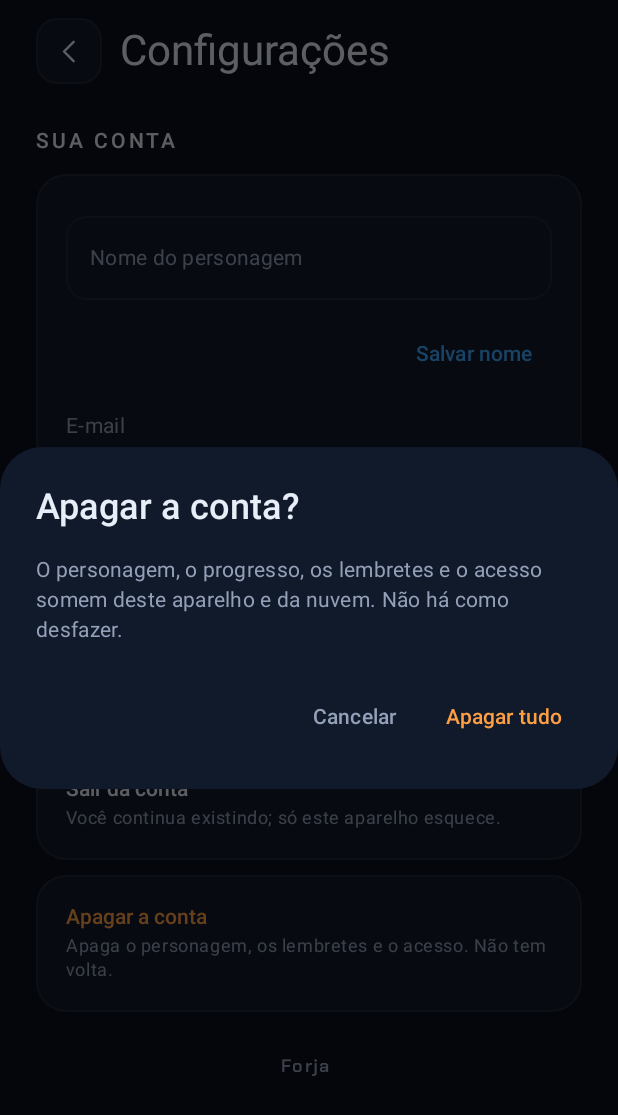
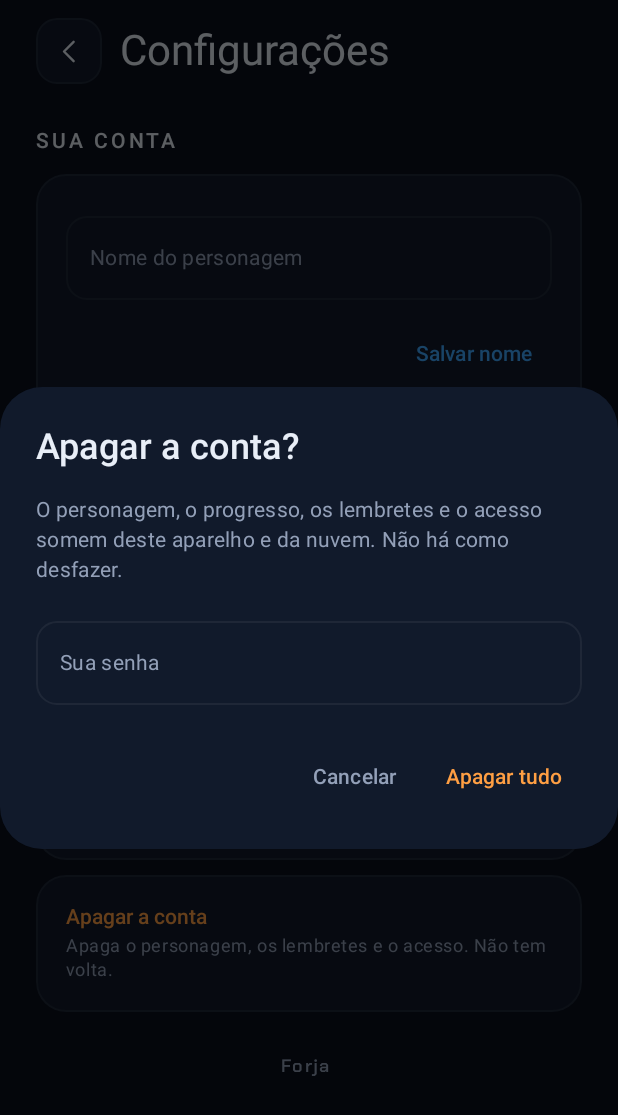
Before and after one commit to darklighty7/pessoal-app, an Android app built with Jetpack Compose: the composable ConfiguracoesTela called with empty values, after a tap on "Apagar a conta", on a phone screen of 412 x 824 dp. Shown: the top 1115 px of the screen. Run offline under Robolectric (Android 15) with nearby library versions, the phone set to English and light mode, and no system bars; our stand-ins replace Firebase (no records; nobody signed in at launch, a user with empty details on screens opened directly); Roboto replaces fonts that are not available here.

Commit message:
fix: apagar a conta pede a senha em vez de mandar sair e entrar
Com login de mais de 5 minutos, o botão recusava e o aviso aparecia no
topo da tela, longe do botão. Agora a janela pede a senha, reautentica
no Firebase e apaga; erros aparecem dentro da janela.

Co-Authored-By: Claude Opus 5.5 <noreply@anthropic.com>
Claude-Session: https://claude.ai/code/session_01PvoFAYSWoRJ2Auf925sbsr

```diff
--- a/app/src/main/java/dev/pedro/pessoal/ui/config/ConfiguracoesTela.kt
+++ b/app/src/main/java/dev/pedro/pessoal/ui/config/ConfiguracoesTela.kt
@@ -78,7 +78,8 @@ fun ConfiguracoesTela(
     aoRenomear: (String) -> Unit,
     aoAlternarHabito: (Habito) -> Unit,
     aoZerarProgresso: () -> Unit,
-    aoApagarConta: () -> Unit,
+    aoApagarConta: (senha: String) -> Unit,
+    aoCancelarApagar: () -> Unit,
     aoSair: () -> Unit,
     aoPedirTotal: () -> Unit,
     aoLimparRecado: () -> Unit,
@@ -87,6 +88,7 @@ fun ConfiguracoesTela(
     val contexto = LocalContext.current
     var nome by remember(perfil.nomePersonagem) { mutableStateOf(perfil.nomePersonagem) }
     var confirmando by remember { mutableStateOf<Confirmacao?>(null) }
+    var apagandoConta by remember { mutableStateOf(false) }
 
     LaunchedEffect(perfil.admin) { if (perfil.admin) aoPedirTotal() }
 
@@ -158,7 +160,7 @@ fun ConfiguracoesTela(
             descricao = "Apaga o personagem, os lembretes e o acesso. Não tem volta.",
             cor = Alerta,
             habilitado = !estado.ocupado,
-            aoTocar = { confirmando = Confirmacao.APAGAR_CONTA },
+            aoTocar = { apagandoConta = true },
         )
 
         // ----- O sistema, do dono do app -----
@@ -238,7 +240,6 @@ fun ConfiguracoesTela(
                 TextButton(onClick = {
                     confirmando = null
                     when (qual) {
-                        Confirmacao.APAGAR_CONTA -> aoApagarConta()
                         Confirmacao.ZERAR -> aoZerarProgresso()
                     }
                 }) { Text(qual.confirmar, color = Alerta, fontWeight = FontWeight.SemiBold) }
@@ -248,15 +249,82 @@ fun ConfiguracoesTela(
             },
         )
     }
+
+    if (apagandoConta) {
+        ConfirmarApagarConta(
+            ocupado = estado.ocupado,
+            erro = estado.erroApagar,
+            aoConfirmar = aoApagarConta,
+            aoCancelar = {
+                apagandoConta = false
+                aoCancelarApagar()
+            },
+        )
+    }
+}
+
+/**
+ * Janela de apagar a conta. Pede a senha porque o Firebase só apaga com login recente, e
+ * confirmar a senha resolve isso na hora. A janela fica aberta durante o trabalho e mostra
+ * o erro dentro dela — antes ele aparecia no topo da tela, longe do botão, e parecia que
+ * nada tinha acontecido.
+ */
+@Composable
+private fun ConfirmarApagarConta(
+    ocupado: Boolean,
+    erro: String?,
+    aoConfirmar: (String) -> Unit,
+    aoCancelar: () -> Unit,
+) {
+    var senha by remember { mutableStateOf("") }
+    AlertDialog(
+        onDismissRequest = { if (!ocupado) aoCancelar() },
+        containerColor = Superficie,
+        title = { Text("Apagar a conta?", color = Texto, fontWeight = FontWeight.SemiBold) },
+        text = {
+            Column {
+                Text(
+                    "O personagem, o progresso, os lembretes e o acesso somem deste aparelho e da nuvem. " +
+                        "Não há como desfazer.",
+                    color = TextoSecundario,
+                    style = MaterialTheme.typography.bodyMedium,
+                )
+                Spacer(Modifier.height(16.dp))
+                CampoTexto(
+                    valor = senha,
+                    aoMudar = { senha = it },
+                    rotulo = "Sua senha",
+                    senha = true,
+                    ultimo = true,
+                    habilitado = !ocupado,
+                )
+                if (erro != null) {
+                    Spacer(Modifier.height(8.dp))
+                    Text(erro, color = Alerta, style = MaterialTheme.typography.bodySmall)
+                }
+            }
+        },
+        confirmButton = {
+            TextButton(
+                onClick = { aoConfirmar(senha) },
+                enabled = !ocupado && senha.isNotBlank(),
+            ) {
+                Text(
+                    if (ocupado) "Apagando…" else "Apagar tudo",
+                    color = Alerta,
+                    fontWeight = FontWeight.SemiBold,
+                )
+            }
+        },
+        dismissButton = {
+            TextButton(onClick = aoCancelar, enabled = !ocupado) {
+                Text("Cancelar", color = TextoSecundario)
+            }
+        },
+    )
 }
 
 private enum class Confirmacao(val titulo: String, val texto: String, val confirmar: String) {
-    APAGAR_CONTA(
-        "Apagar a conta?",
-        "O personagem, o progresso, os lembretes e o acesso somem deste aparelho e da nuvem. " +
-            "Não há como desfazer.",
-        "Apagar tudo",
-    ),
     ZERAR(
         "Zerar o progresso?",
         "O nível volta a 1 e o histórico de dias é apagado. O nome, a classe e os lembretes ficam.",
--- a/app/src/main/java/dev/pedro/pessoal/ui/navegacao/Navegacao.kt
+++ b/app/src/main/java/dev/pedro/pessoal/ui/navegacao/Navegacao.kt
@@ -170,7 +170,8 @@ fun AppNavegacao(
                     aoRenomear = { configViewModel.renomear(perfil.uid, perfil.email, it) },
                     aoAlternarHabito = configViewModel::alternarHabito,
                     aoZerarProgresso = configViewModel::zerarProgresso,
-                    aoApagarConta = { configViewModel.apagarConta(perfil.uid) },
+                    aoApagarConta = { senha -> configViewModel.apagarConta(perfil.uid, senha) },
+                    aoCancelarApagar = configViewModel::limparErroApagar,
                     aoSair = configViewModel::sair,
                     aoPedirTotal = configViewModel::carregarTotalDeJogadores,
                     aoLimparRecado = configViewModel::limparRecado,
```
Also changed, not shown: app/src/main/java/dev/pedro/pessoal/data/auth/AutenticacaoRepositorio.kt (+18 -9 lines), app/src/main/java/dev/pedro/pessoal/ui/config/ConfiguracoesViewModel.kt (+19 -10 lines), 1 other file.
